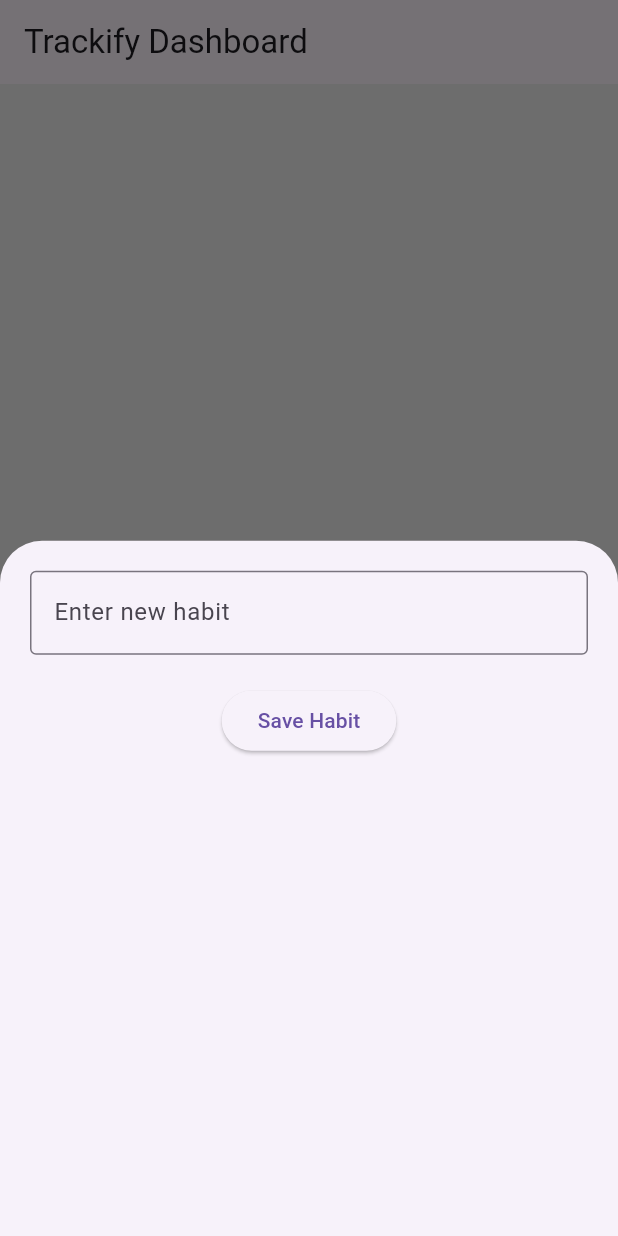
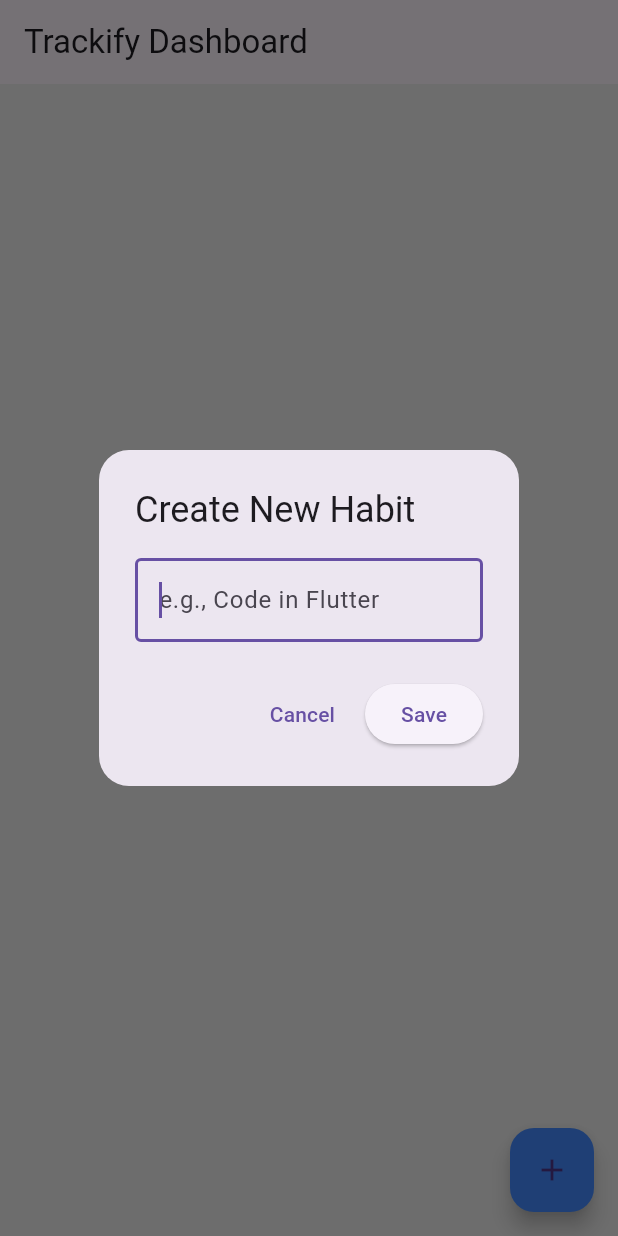
Before and after one commit to North-Abyss/Trackify-Flutter, a Flutter app: the screen it shows after launch, after a tap on the "add" icon, on a phone screen of 412 x 824 dp. Run offline on Flutter 3.47's test engine with Material 3 defaults, Android fonts, the phone set to English and light mode, and no system bars; our stand-ins replace shared_preferences.

Commit message:
center ui and shortcut

```diff
--- a/lib/main.dart
+++ b/lib/main.dart
@@ -1,5 +1,7 @@
 // main.dart
 import 'package:flutter/material.dart';
+import 'package:provider/provider.dart'; // Import Provider
+import 'providers/habit_provider.dart'; // Import your new manager
 import 'screens/dashboard_screen.dart';
 
 void main() {
@@ -11,9 +13,14 @@
 
   @override
   Widget build(BuildContext context) {
-    return const MaterialApp(
+
+    return ChangeNotifierProvider(
+      create: (context) => HabitProvider(),
+      child: const MaterialApp(
       debugShowCheckedModeBanner: false, // Bonus: removes the 'Debug' banner!
       title: 'Trackify', home: DashboardScreen(),
+      ),
     );
+
   }
 }
--- /dev/null
+++ b/lib/providers/habit_provider.dart
@@ -0,0 +1,54 @@
+// lib/providers/habit_provider.dart
+import 'package:flutter/material.dart';
+import 'package:shared_preferences/shared_preferences.dart';
+import 'dart:convert';
+import '../models/habit.dart';
+import 'package:uuid/uuid.dart';
+
+class HabitProvider extends ChangeNotifier {
+  List<Habit> _habits = []; final Uuid _uuid = const Uuid();
+
+  List<Habit> get habits => _habits;  // Getter so the UI can read the habits
+  HabitProvider() { loadHabits(); } // Load automatically when the app starts!
+
+  // CREATE
+  void addHabit(String name) {
+    _habits.add(Habit(id: _uuid.v4(), name: name));
+    saveHabits(); notifyListeners(); // <--- Tells the UI to update!
+  }
+
+  // UPDATE (Toggle)
+  void toggleHabit(int index) {
+    _habits[index].completed = !_habits[index].completed;
+    saveHabits(); notifyListeners();
+  }
+
+  // UPDATE (Edit Name)
+  void editHabitName(int index, String newName) {
+    _habits[index].name = newName;
+    saveHabits(); notifyListeners();
+  }
+
+  // DELETE
+  void deleteHabit(int index) {
+    _habits.removeAt(index);
+    saveHabits(); notifyListeners();
+  }
+
+  // --- STORAGE LOGIC ---
+  Future<void> loadHabits() async {
+    final prefs = await SharedPreferences.getInstance();
+    final String? habitsString = prefs.getString('saved_habits');
+    if (habitsString != null) {
+      final List<dynamic> decoded = jsonDecode(habitsString);
+      _habits = decoded.map((item) => Habit.fromjson(item)).toList();
+      notifyListeners();
+    }
+  }
+
+  Future<void> saveHabits() async {
+    final prefs = await SharedPreferences.getInstance();
+    final String encoded = jsonEncode(_habits.map((h) => h.toMap()).toList());
+    await prefs.setString('saved_habits', encoded);
+  }
+}
--- a/lib/screens/dashboard_screen.dart
+++ b/lib/screens/dashboard_screen.dart
@@ -6,6 +6,8 @@
 import 'dart:convert'; // For JSON encoding/decoding
 import '../models/habit.dart';
 import '../widgets/habit_card.dart';
+import 'package:provider/provider.dart'; // Import Provider
+import '../providers/habit_provider.dart'; // Import your new manager
 import 'habit_detail_screen.dart';
 
 class DashboardScreen extends StatefulWidget {
@@ -39,16 +41,13 @@
     }
   }
 
-  // 4. The Save Logic
-  Future<void> _saveHabits() async {
-    final prefs = await SharedPreferences.getInstance();
-    // Convert Habit objects to Maps, then to a JSON String!
-    final String encoded = jsonEncode(myHabits.map((h) => h.toMap()).toList());
-    await prefs.setString('saved_habits', encoded);
-  }
 
   @override
   Widget build(BuildContext context) {
+    // WATCH THE STATE: This tells the UI to rebuild anytime notifyListeners() is called!
+    final habitProvider = context.watch<HabitProvider>();
+    final myHabits = habitProvider.habits; // Grab the list from the provider
+
     return Scaffold(
       backgroundColor: Colors.grey[200],
       appBar: AppBar(title: const Text('Trackify Dashboard')),
@@ -73,26 +72,17 @@
 
             // The logic to execute when swiped off screen
             onDismissed: (direction) {
-              setState(() {
-                myHabits.removeAt(index); // Remove it from the Dart List!
-              });
-              _saveHabits();
+              context.read<HabitProvider>().deleteHabit(index);
               ScaffoldMessenger.of(context).showSnackBar(
                 SnackBar(content: Text('${habit.name} deleted')),
               );
             },
 
             child: GestureDetector(
-              onTap: () {
-                setState(() {
-                  myHabits[index].completed = !myHabits[index].completed;
-                });
-                _saveHabits();
-              },
+              onTap: () { context.read<HabitProvider>().toggleHabit(index); },
 
-              onLongPress: () async { // <-- 1. Add 'async' here
+              onLongPress: () async {
 
-                // 2. AWAIT the result of the navigation!
                 final String? updatedName = await Navigator.push(
                   context,
                   MaterialPageRoute(
@@ -100,63 +90,72 @@
                   ),
                 );
 
-                // 3. If the user hit 'Save' (and didn't just hit the back button)
                 if (updatedName != null && updatedName.isNotEmpty) {
-                  setState(() {
-                    myHabits[index].name = updatedName; // Update the POJO
-                  });
-                  _saveHabits(); // Save to the hard drive
+                  context.read<HabitProvider>().editHabitName(index, updatedName);
                 }
               },
 
-              child: HabitCard(
-                title: habit.name,
-                isCompleted: habit.completed,
-              ),
+              child: HabitCard( title: habit.name, isCompleted: habit.completed, ),
             ),
           );
         },
       ),
 
       floatingActionButton: FloatingActionButton(
+        backgroundColor: Colors.blueAccent,
+        child: const Icon(Icons.add),
         onPressed: () {
+          _habitController.clear();
 
-          showModalBottomSheet(
+          showDialog(
             context: context,
             builder: (context) {
-              return Padding(
-                // Padding so it doesn't hug the edges
-                padding: const EdgeInsets.all(20.0),
-                child: Column(
-                  children: [
-                    TextField(
+              return AlertDialog(
+
+                shape: RoundedRectangleBorder(
+                  borderRadius: BorderRadius.circular(20.0),
+                ),
+                title: const Text('Create New Habit'),
+                content: TextField(
                   controller: _habitController,
+                  autofocus: true, // Boom! Cursor appears instantly without tapping.
                   decoration: const InputDecoration(
-                        labelText: 'Enter new habit', border: OutlineInputBorder(),
+                    hintText: 'e.g., Code in Flutter', border: OutlineInputBorder(),
                   ),
+
+                  // THE KEYBOARD SHORTCUT (Pressing Enter)
+                  onSubmitted: (value) {
+                    if (value.isNotEmpty) {
+                      // Trigger the Provider and close the HUD!
+                      context.read<HabitProvider>().addHabit(value);
+                      Navigator.pop(context);
+                    }
+                  },
                 ),
-                    const SizedBox(height: 20), // A little spacing
 
+                actions: [
+                  TextButton(
+                    onPressed: () => Navigator.pop(context), // Cancel
+                    child: const Text('Cancel'),
+                  ),
                   ElevatedButton(
                     onPressed: () {
-                        setState(() {
-                          myHabits.add(Habit(id: uuid.v4(),name: _habitController.text));
-                        });
-                        _saveHabits();
-                        _habitController.clear();
+                      if (_habitController.text.isNotEmpty) {
+                        context.read<HabitProvider>().addHabit(_habitController.text);
                         Navigator.pop(context);
+                      }
                     },
-                      child: const Text('Save Habit'),
-                    )
+                    child: const Text('Save'),
+                  ),
                 ],
-                ),
+
               );
             }
           );
+
         },
-        backgroundColor: Colors.blueAccent,
-        child: const Icon(Icons.add),
       ),
+
     );
     }
 }
--- a/pubspec.yaml
+++ b/pubspec.yaml
@@ -9,6 +9,7 @@
 dependencies:
   flutter:
     sdk: flutter
+  provider: ^6.1.5+1
   shared_preferences: ^2.5.5  # Used for storing simple key-value pairs locally on the device
   uuid: ^4.5.3                # Used for generating unique identifiers
 
```
Also changed, not shown: pubspec.lock. Lines whose indentation alone changed are shown as unchanged.
